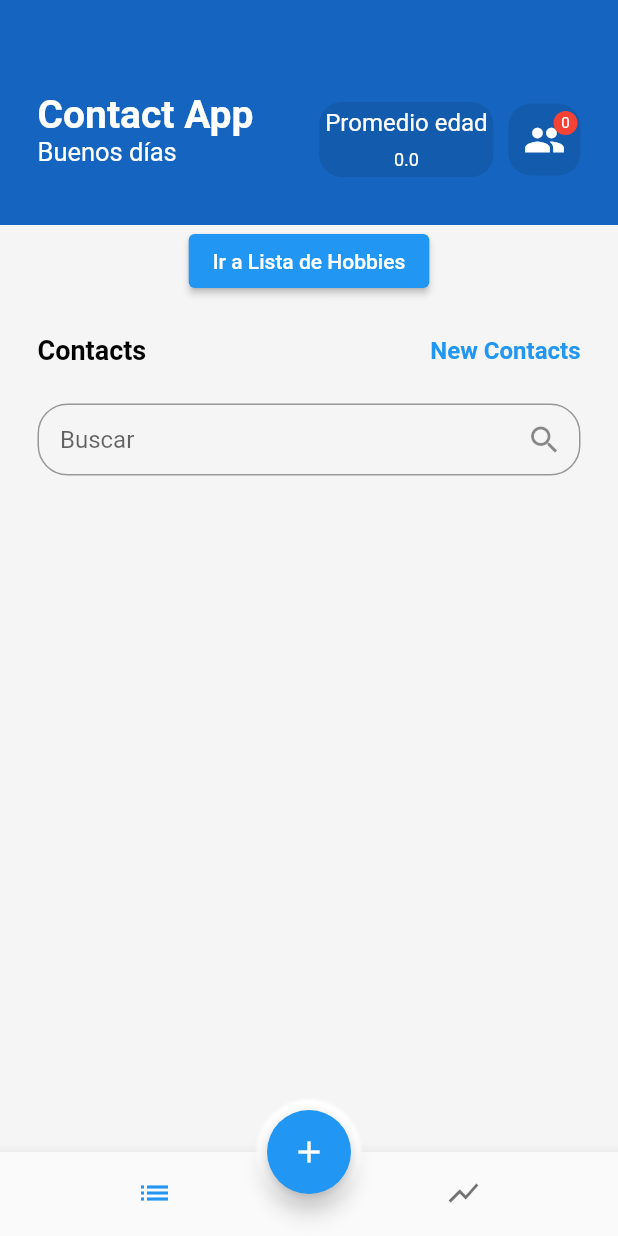
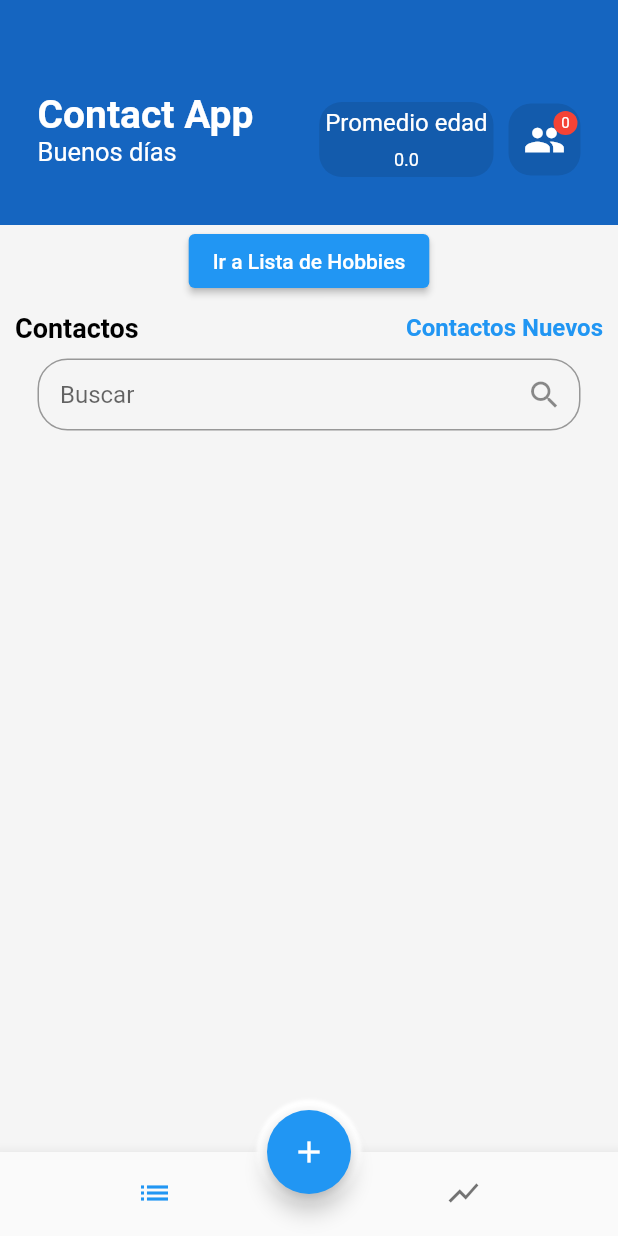
Before and after one commit to FelipeFranco0101/contact_app, a Flutter app: the ContactHomePages screen opened directly with empty values, on a phone screen of 412 x 824 dp. Run offline on Flutter 3.47's test engine with Material 2 defaults, Android fonts, the phone set to English and light mode, and no system bars; our stand-ins replace flutter_svg, sqflite; accounts and stored records are empty.

```diff
--- a/lib/contact_home_page.dart
+++ b/lib/contact_home_page.dart
@@ -198,15 +198,19 @@ class _ContactHomeState extends State<ContactHomePages> {
             ]),
           ]),
         ),
-        Center(
-          child: ElevatedButton(
-            onPressed: _irAListaHobbies, // Agrega el enlace al botón
-            child: const Text('Ir a Lista de Hobbies'),
-          ),
+        Column(
+          children: [
+            Center(
+              child: ElevatedButton(
+                onPressed: _irAListaHobbies, // Agrega el enlace al botón
+                child: const Text('Ir a Lista de Hobbies'),
+              ),
+            ),
+          ],
         ),
         containerRecentlyUpdateContact(),
         Container(
-          padding: const EdgeInsets.all(25),
+          padding: const EdgeInsets.all(10),
           child: Column(
             mainAxisSize: MainAxisSize.min,
             crossAxisAlignment: CrossAxisAlignment.start,
@@ -215,7 +219,7 @@ class _ContactHomeState extends State<ContactHomePages> {
                 mainAxisAlignment: MainAxisAlignment.spaceBetween,
                 children: [
                   const Text(
-                    'Contacts',
+                    'Contactos',
                     style: TextStyle(
                         color: Colors.black,
                         fontSize: 18,
@@ -230,7 +234,7 @@ class _ContactHomeState extends State<ContactHomePages> {
                         borderRadius: BorderRadius.circular(8.0),
                       ),
                       child: const Text(
-                        'New Contacts',
+                        'Contactos Nuevos',
                         style: TextStyle(
                             color: Colors.blue,
                             fontSize: 16,
@@ -317,14 +321,14 @@ class _ContactHomeState extends State<ContactHomePages> {
           crossAxisAlignment: CrossAxisAlignment.start,
           children: [
             const Text(
-              'Ultimos actualizados',
+              'Últimos creados/actualizados',
               style: TextStyle(
                 fontSize: 16,
                 fontWeight: FontWeight.bold,
               ),
             ),
             const SizedBox(
-              height: 15,
+              height: 10,
             ),
             Row(
               children: [
@@ -448,10 +452,10 @@ class _ContactHomeState extends State<ContactHomePages> {
           listUpdatedContact = snapshot.data!;
           return Expanded(
             child: SizedBox(
-              height: 150,
+              height: 135,
               child: ListView.builder(
                 scrollDirection: Axis.horizontal,
-                //shrinkWrap: true,
+                shrinkWrap: true,
                 physics: const NeverScrollableScrollPhysics(),
                 //padding: const EdgeInsets.all(25),
                 itemCount: listUpdatedContact.length,
@@ -482,8 +486,8 @@ class _ContactHomeState extends State<ContactHomePages> {
           decoration: BoxDecoration(
               color: Colors.grey.shade200,
               borderRadius: BorderRadius.circular(15)),
-          padding: const EdgeInsets.all(38),
-          height: 90,
+          padding: const EdgeInsets.all(10),
+          height: 60,
           child: const Icon(Icons.man),
         ),
         const SizedBox(
```
